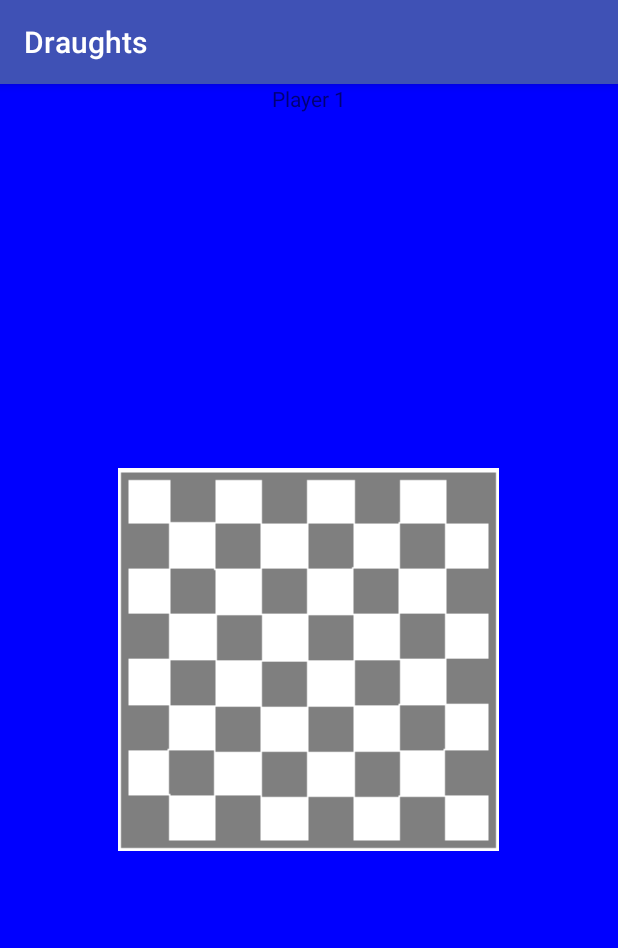
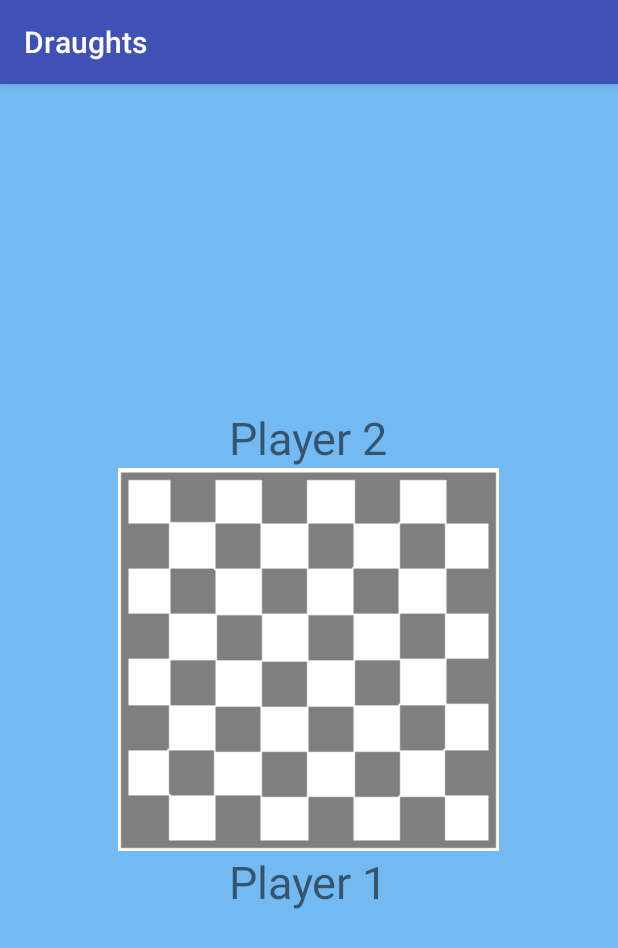
Before and after one commit to stu-hull/Draughts_Full, an Android app: the screen it shows after launch (GameActivity), after a tap on "NEW GAME", on a phone screen of 412 x 824 dp. Shown: the top 948 px of the screen. Run offline under Robolectric (Android 15) with nearby library versions, the phone set to English and light mode, and no system bars.

```diff
--- a/app/src/main/java/com/example/stuart/draughts/Game2.java
+++ /dev/null
@@ -1,10 +0,0 @@
-package com.example.stuart.draughts;
-
-/**
- * Created by Stuart on 27/12/2016.
- */
-
-public class Game2 {
-
-
-}
--- a/app/src/main/java/com/example/stuart/draughts/GameActivity.java
+++ b/app/src/main/java/com/example/stuart/draughts/GameActivity.java
@@ -3,6 +3,7 @@ package com.example.stuart.draughts;
 import android.graphics.Color;
 import android.support.v7.app.AppCompatActivity;
 import android.os.Bundle;
+import android.view.View;
 import android.view.ViewGroup;
 import android.widget.ImageView;
 import android.widget.RelativeLayout;
@@ -16,9 +17,10 @@ public class GameActivity extends AppCompatActivity {
         setContentView(R.layout.activity_game);
 
         RelativeLayout layout = new RelativeLayout(this);
-        layout.setBackgroundColor(Color.BLUE);
+        layout.setBackgroundColor(getResources().getColor(R.color.background));
 
         ImageView gameBoard = new ImageView(this);
+        gameBoard.setId(R.id.gameBoard);
         gameBoard.setImageResource(R.drawable.boardv2);
         RelativeLayout.LayoutParams gameBoardParams = new RelativeLayout.LayoutParams(
                 RelativeLayout.LayoutParams.WRAP_CONTENT,
@@ -27,16 +29,29 @@ public class GameActivity extends AppCompatActivity {
         gameBoardParams.addRule(RelativeLayout.CENTER_VERTICAL);
 
         TextView player1Label = new TextView(this);
+        player1Label.setId(R.id.player1Label);
         player1Label.setText(R.string.player1);
+        player1Label.setTextSize(30);
         RelativeLayout.LayoutParams player1LabelParams = new RelativeLayout.LayoutParams(
                 RelativeLayout.LayoutParams.WRAP_CONTENT,
                 RelativeLayout.LayoutParams.WRAP_CONTENT);
-        player1LabelParams.addRule(RelativeLayout.ABOVE, gameBoard.getId());
+        player1LabelParams.addRule(RelativeLayout.BELOW, gameBoard.getId());
         player1LabelParams.addRule(RelativeLayout.CENTER_HORIZONTAL);
+
+        TextView player2Label = new TextView(this);
+        player2Label.setId(R.id.player2Label);
+        player2Label.setText(R.string.player2);
+        player2Label.setTextSize(30);
+        RelativeLayout.LayoutParams player2LabelParams = new RelativeLayout.LayoutParams(
+                RelativeLayout.LayoutParams.WRAP_CONTENT,
+                RelativeLayout.LayoutParams.WRAP_CONTENT);
+        player2LabelParams.addRule(RelativeLayout.ABOVE, gameBoard.getId());
+        player2LabelParams.addRule(RelativeLayout.CENTER_HORIZONTAL);
 
 
         layout.addView(gameBoard, gameBoardParams);
         layout.addView(player1Label, player1LabelParams);
+        layout.addView(player2Label, player2LabelParams);
         setContentView(layout);
         System.out.println("DONE");
     }
--- a/app/src/main/java/com/example/stuart/draughts/MainMenu.java
+++ b/app/src/main/java/com/example/stuart/draughts/MainMenu.java
@@ -21,7 +21,6 @@ public class MainMenu extends AppCompatActivity {
 
     //Runs when "Start Game" button on home screen is pressed- starts game activity
     public void startGame(View view) {
-        System.out.println("Debug point 1");
         startActivity(new Intent(MainMenu.this, GameActivity.class));
     }
 
--- a/app/src/main/res/layout/content_main_menu.xml
+++ b/app/src/main/res/layout/content_main_menu.xml
@@ -10,7 +10,8 @@
     android:paddingTop="@dimen/activity_vertical_margin"
     app:layout_behavior="@string/appbar_scrolling_view_behavior"
     tools:context="com.example.stuart.draughts.MainMenu"
-    tools:showIn="@layout/activity_main_menu">
+    tools:showIn="@layout/activity_main_menu"
+    android:background="@color/background">
 
     <TextView
         android:layout_width="wrap_content"
--- a/app/src/main/res/values/colors.xml
+++ b/app/src/main/res/values/colors.xml
@@ -5,4 +5,6 @@
     <color name="colorAccent">#FF4081</color>
     <color name="black_square">#444444</color>
     <color name="white_square">#DDDDDD</color>
+
+    <color name="background">#74baf2</color>
 </resources>
--- /dev/null
+++ b/app/src/main/res/values/ids.xml
@@ -0,0 +1,6 @@
+<?xml version="1.0" encoding="utf-8"?>
+<resources>
+    <item name="gameBoard" type="id"/>
+    <item name="player1Label" type="id"/>
+    <item name="player2Label" type="id"/>
+</resources>
--- a/app/src/main/res/values/strings.xml
+++ b/app/src/main/res/values/strings.xml
@@ -4,7 +4,6 @@
     <string name="title_activity_main_menu">Draughts</string>
     <string name="title">Draughts</string>
 
-    \\
     <string name="new_game">New Game</string>
     <string name="player2">Player 2</string>
     <string name="player1">Player 1</string>
```
